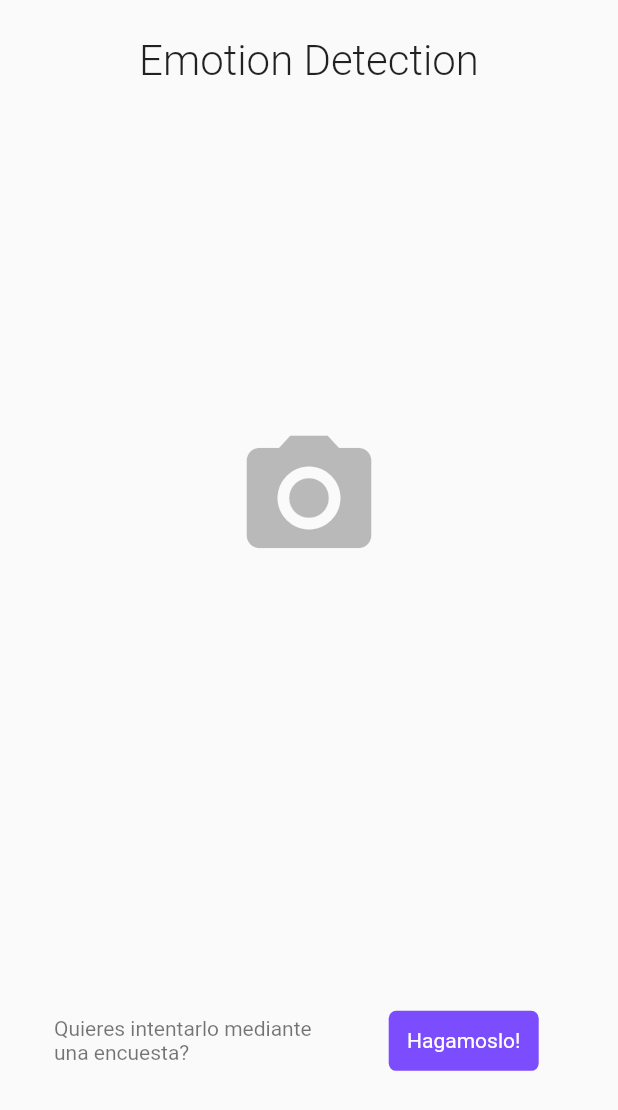
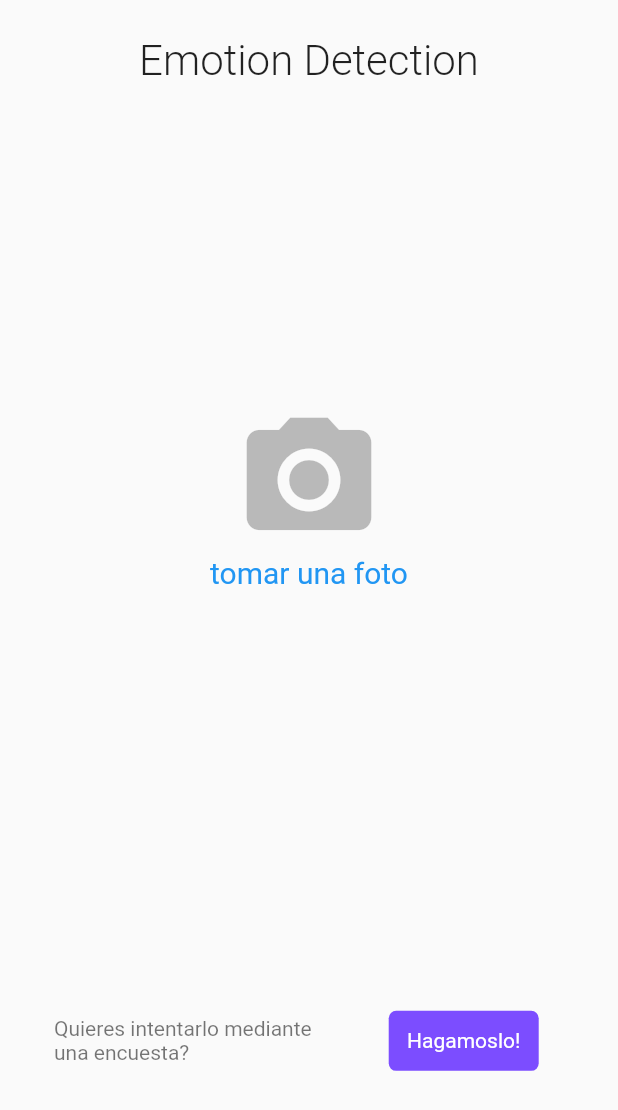
Before and after one commit to Alvardud/machine_learning_proyect_IO2019, a Flutter app: the screen it shows after launch, on a phone screen of 412 x 824 dp. Shown: the top 1110 px of the screen. Run offline on Flutter 3.47's test engine with Material 2 defaults, Android fonts, the phone set to English and light mode, and no system bars; our stand-ins replace image_picker.

Commit message:
title on camera icon
insert title to the camera icon

```diff
--- a/demo/lib/settings/cadenas.dart
+++ b/demo/lib/settings/cadenas.dart
@@ -1,3 +1,3 @@
 const String textoEncuesta = "Quieres intentarlo mediante una encuesta?";
-const String botonFoto = 'Take a Picture!!';
+const String foto = 'tomar una foto';
 const String botonEncuesta = "Hagamoslo!";
--- a/demo/lib/widgets/custom.dart
+++ b/demo/lib/widgets/custom.dart
@@ -127,6 +127,10 @@ class _ContenidoState extends State<Contenido> {
                   const Icon(Icons.camera_alt,
                       size: 100.0, color: colores.border
                   ),
+                  const Text(
+                    cadenas.foto,
+                    style: TextStyle(color: colores.botonPhoto, fontSize: 20.0),
+                  ),
 
                 ],
               ),
```
